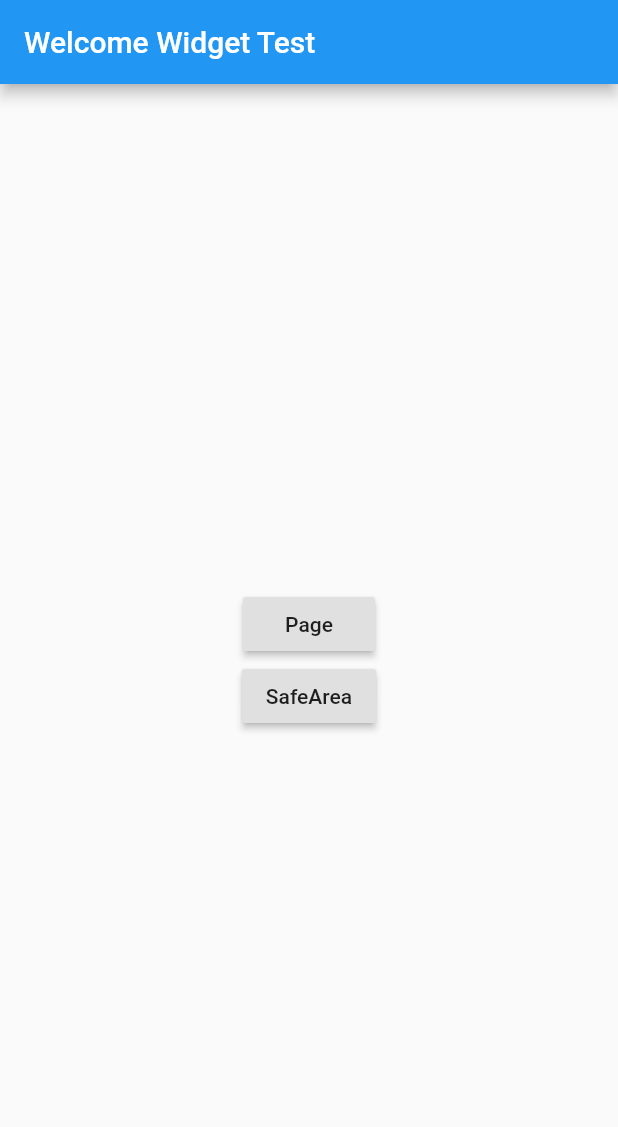
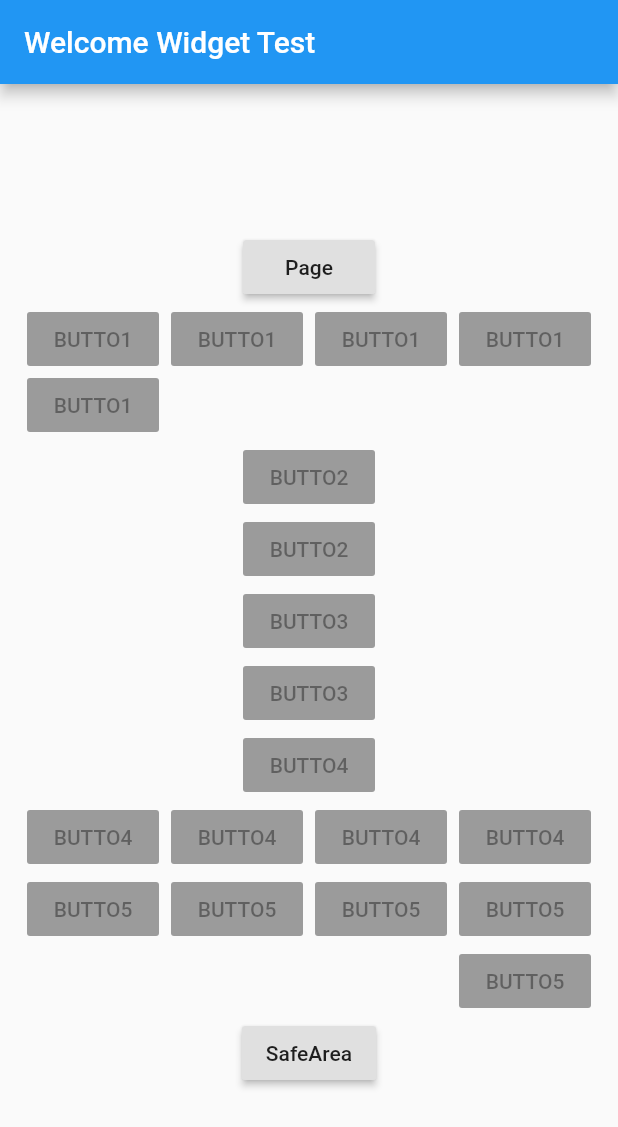
Before and after one commit to uncaose/flutter_test_widgets, a Flutter app: the screen it shows after launch, on a phone screen of 412 x 824 dp. Shown: the top 1127 px of the screen. Run offline on Flutter 3.47's test engine with Material 2 defaults, Android fonts, the phone set to English and light mode, and no system bars.

Commit message:
Feat: Wrap

```diff
--- a/lib/src/screens/welcome.dart
+++ b/lib/src/screens/welcome.dart
@@ -27,6 +27,62 @@ class _WelcomeState extends State<Welcome> {
                 );
               },
             ),
+            Wrap(
+              direction: Axis.horizontal,
+              spacing: 8.0,
+              runSpacing: -4.0,
+              children: [
+                RaisedButton(child: Text('BUTTO1'), onPressed: null),
+                RaisedButton(child: Text('BUTTO1'), onPressed: null),
+                RaisedButton(child: Text('BUTTO1'), onPressed: null),
+                RaisedButton(child: Text('BUTTO1'), onPressed: null),
+                RaisedButton(child: Text('BUTTO1'), onPressed: null),
+              ],
+            ),
+            Wrap(
+              direction: Axis.vertical,
+              spacing: 0.0,
+              runSpacing: 0.0,
+              children: [
+                RaisedButton(child: Text('BUTTO2'), onPressed: null),
+                RaisedButton(child: Text('BUTTO2'), onPressed: null),
+              ],
+            ),
+            Wrap(
+              direction: Axis.vertical,
+              crossAxisAlignment: WrapCrossAlignment.end,
+              spacing: 0.0,
+              runSpacing: 0.0,
+              children: [
+                RaisedButton(child: Text('BUTTO3'), onPressed: null),
+                RaisedButton(child: Text('BUTTO3'), onPressed: null),
+              ],
+            ),
+            Wrap(
+              verticalDirection: VerticalDirection.up,
+              alignment: WrapAlignment.center,
+              spacing: 8.0,
+              runSpacing: 0.0,
+              children: [
+                RaisedButton(child: Text('BUTTO4'), onPressed: null),
+                RaisedButton(child: Text('BUTTO4'), onPressed: null),
+                RaisedButton(child: Text('BUTTO4'), onPressed: null),
+                RaisedButton(child: Text('BUTTO4'), onPressed: null),
+                RaisedButton(child: Text('BUTTO4'), onPressed: null),
+              ],
+            ),
+            Wrap(
+              alignment: WrapAlignment.end,
+              spacing: 8.0,
+              runSpacing: 0.0,
+              children: [
+                RaisedButton(child: Text('BUTTO5'), onPressed: null),
+                RaisedButton(child: Text('BUTTO5'), onPressed: null),
+                RaisedButton(child: Text('BUTTO5'), onPressed: null),
+                RaisedButton(child: Text('BUTTO5'), onPressed: null),
+                RaisedButton(child: Text('BUTTO5'), onPressed: null),
+              ],
+            ),
             RaisedButton(
               child: Text('SafeArea'),
               onPressed: () {
```
Also changed, not shown: 1 other file.
